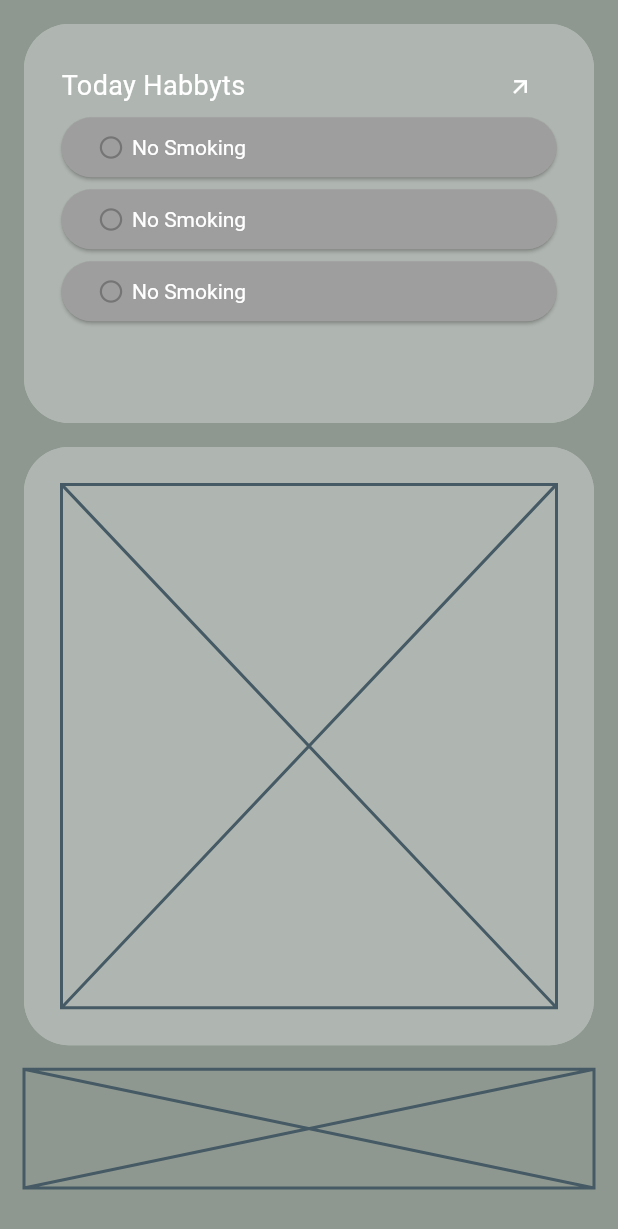
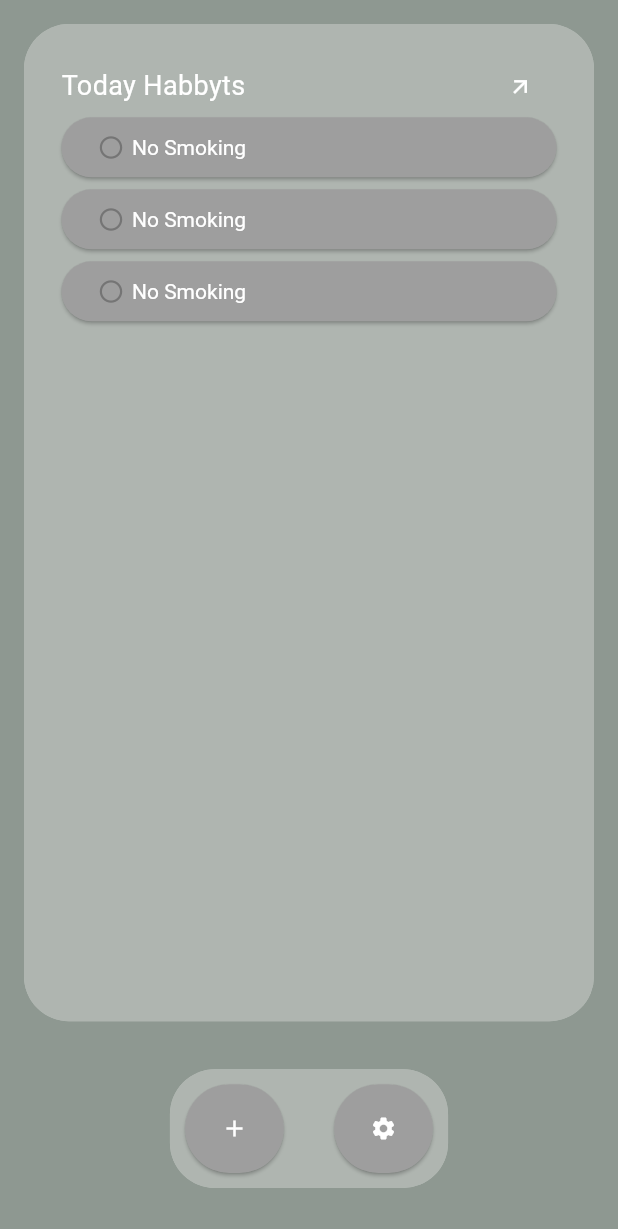
Before and after one commit to Bogghi/smore_tracker, a Flutter app: the screen it shows after launch, on a phone screen of 412 x 824 dp. Shown: the top 1229 px of the screen. Run offline on Flutter 3.47's test engine with Material 3 defaults, Android fonts, the phone set to English and light mode, and no system bars; our stand-ins replace animated_toggle_switch.

Commit message:
added design for the nav bar

```diff
--- a/lib/main.dart
+++ b/lib/main.dart
@@ -25,6 +25,7 @@ class MyApp extends StatelessWidget {
         elevatedButtonTheme: ElevatedButtonThemeData(
           style: ElevatedButton.styleFrom(
             backgroundColor: Colors.grey,
+            foregroundColor: Colors.white,
             textStyle: const TextStyle(
               color: Colors.white,
             ),
--- a/lib/pages/home_page/home_page.dart
+++ b/lib/pages/home_page/home_page.dart
@@ -1,4 +1,5 @@
 import 'package:flutter/material.dart';
+import 'package:smoke_tracker/widgets/panel.dart';
 
 import 'stats_view.dart';
 import 'package:smoke_tracker/meta/constants.dart';
@@ -30,9 +31,30 @@ class HomePage extends StatelessWidget {
                 ),
               ),
               SizedBox (
-                width: double.infinity,
+                width: MediaQuery.of(context).size.width*0.45,
                 height: navigatorHeight,
-                child: Placeholder(),
+                child: Panel(
+                  padding: 10,
+                  child: Row(
+                    children: [
+                      ElevatedButton(
+                        onPressed: () {},
+                        style: ElevatedButton.styleFrom(
+                          minimumSize: const Size(50, 90),
+                        ),
+                        child: const Icon(Icons.add)
+                      ),
+                      const Spacer(),
+                      ElevatedButton(
+                        onPressed: () {},
+                        style: ElevatedButton.styleFrom(
+                          minimumSize: const Size(50, 90),
+                        ),
+                        child: const Icon(Icons.settings),
+                      ),
+                    ],
+                  ),
+                ),
               )
             ],
           ),
--- a/lib/pages/home_page/stats_view.dart
+++ b/lib/pages/home_page/stats_view.dart
@@ -3,6 +3,8 @@ import 'package:flutter/material.dart';
 import 'package:smoke_tracker/widgets/panel.dart';
 import 'package:smoke_tracker/widgets/habit_button.dart';
 import 'package:smoke_tracker/meta/constants.dart';
+
+import 'package:animated_toggle_switch/animated_toggle_switch.dart';
 
 class StatsView extends StatelessWidget {
   final double viewHeight;
@@ -22,7 +24,7 @@ class StatsView extends StatelessWidget {
       children: [
         SizedBox(
           width: double.infinity,
-          height: firstPanelHeight,
+          height: unit*10,
           child: Panel(
             child: Column(
               crossAxisAlignment: CrossAxisAlignment.start,
@@ -86,14 +88,42 @@ class StatsView extends StatelessWidget {
             ),
           )
         ),
-        const SizedBox(height: spacing),
+        /*const SizedBox(height: spacing),
         SizedBox(
           width: double.infinity,
           height: secondPanelHeight,
           child: Panel(
-            child: Placeholder()
+            child: Column(
+              children: [
+                Row(
+                  children: [
+                    const Expanded(
+                      flex: 3,
+                      child: Text(
+                        "Habit Heatmap",
+                        style: TextStyle(fontSize: 18, color: Colors.white),
+                      ),
+                    ),
+                    Expanded(
+                      flex: 1,
+                      child: Container(
+                        height: unit/3*2,
+                        child: AnimatedToggleSwitch<int>.rolling(
+                            current: 0,
+                            values: [0, 1],
+                            onChanged: (i) => print('Current index: $i'),
+                            iconBuilder: (i,x) => Icon(Icons.circle, color: Colors.white),
+                            // iconList: [...], you can use iconBuilder, customIconBuilder or iconList
+                          // many more parameters available
+                        ),
+                      ),
+                    ),
+                  ],
+                ),
+              ],
+            )
           ),
-        )
+        )*/
       ],
     );
   }
--- a/pubspec.yaml
+++ b/pubspec.yaml
@@ -35,6 +35,7 @@ dependencies:
   # The following adds the Cupertino Icons font to your application.
   # Use with the CupertinoIcons class for iOS style icons.
   cupertino_icons: ^1.0.8
+  animated_toggle_switch: ^0.8.3
 
 dev_dependencies:
   flutter_test:
```
Also changed, not shown: pubspec.lock.
